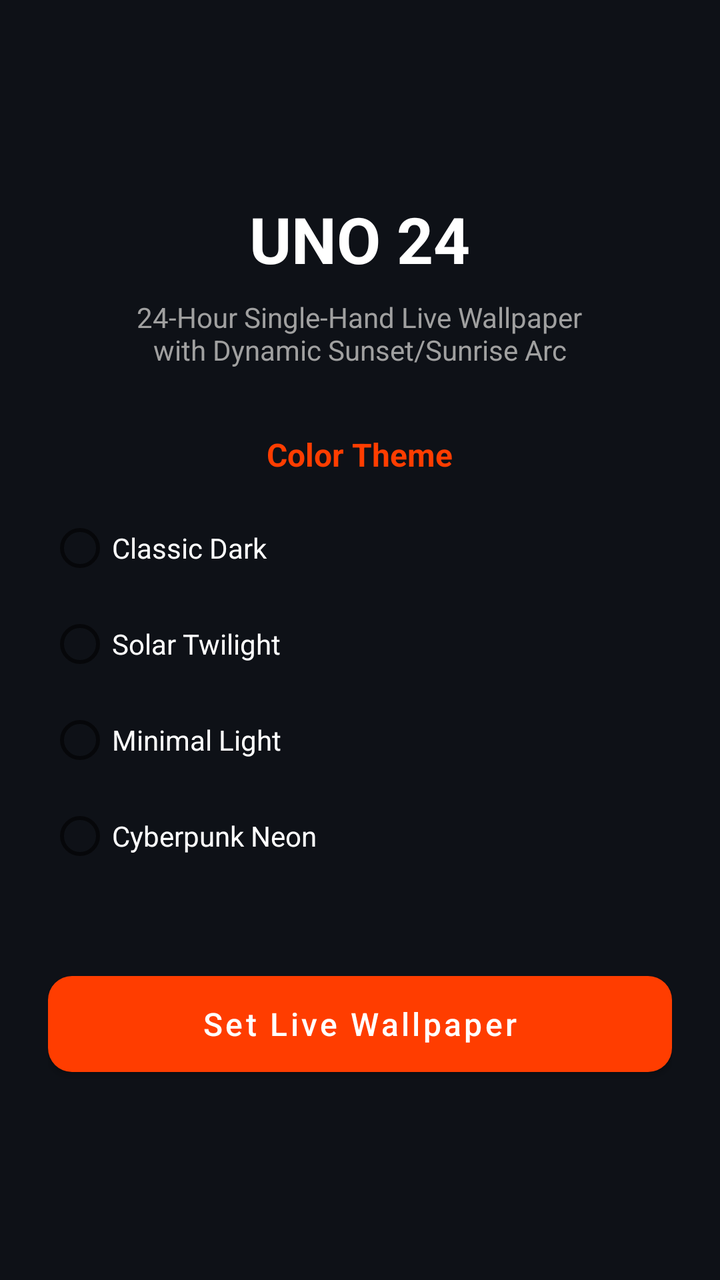
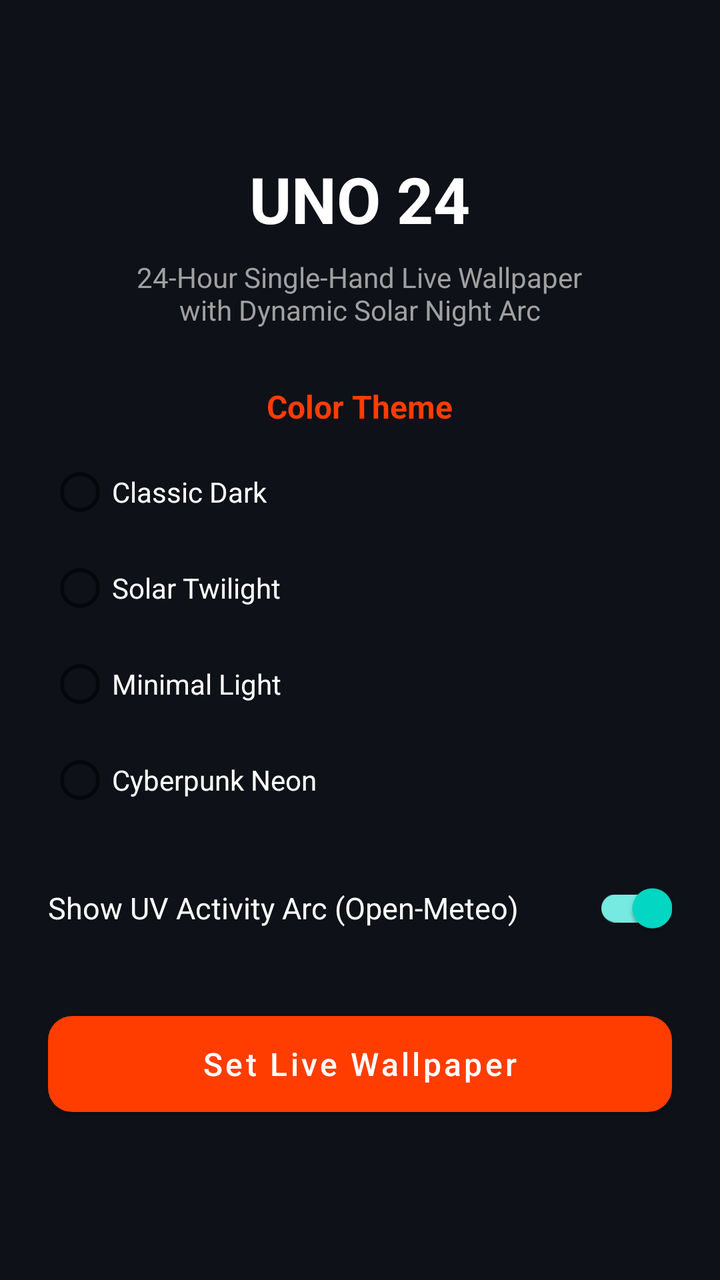

Compare the two renders of this Android layout. The source of the first and the diff that turns it into the second are given below.
<!-- AndroidManifest.xml: activity theme Theme.Uno24 -->
<!-- res/layout/activity_main.xml -->
<?xml version="1.0" encoding="utf-8"?>
<LinearLayout xmlns:android="http://schemas.android.com/apk/res/android"
    xmlns:app="http://schemas.android.com/apk/res-auto"
    android:layout_width="match_parent"
    android:layout_height="match_parent"
    android:background="#0E1117"
    android:gravity="center"
    android:orientation="vertical"
    android:padding="24dp">

    <TextView
        android:layout_width="wrap_content"
        android:layout_height="wrap_content"
        android:text="UNO 24"
        android:textColor="#FFFFFF"
        android:textSize="32sp"
        android:textStyle="bold" />

    <TextView
        android:layout_width="wrap_content"
        android:layout_height="wrap_content"
        android:layout_marginTop="8dp"
        android:gravity="center"
        android:text="24-Hour Single-Hand Live Wallpaper\nwith Dynamic Sunset/Sunrise Arc"
        android:textColor="#A0A0A0"
        android:textSize="14sp" />

    <TextView
        android:layout_width="wrap_content"
        android:layout_height="wrap_content"
        android:layout_marginTop="32dp"
        android:text="Color Theme"
        android:textColor="#FF3D00"
        android:textSize="16sp"
        android:textStyle="bold" />

    <RadioGroup
        android:id="@+id/rgThemeSelector"
        android:layout_width="match_parent"
        android:layout_height="wrap_content"
        android:layout_marginTop="12dp">

        <RadioButton
            android:id="@+id/rbClassicDark"
            android:layout_width="match_parent"
            android:layout_height="wrap_content"
            android:text="Classic Dark"
            android:textColor="#FFFFFF" />

        <RadioButton
            android:id="@+id/rbSolarGold"
            android:layout_width="match_parent"
            android:layout_height="wrap_content"
            android:text="Solar Twilight"
            android:textColor="#FFFFFF" />

        <RadioButton
            android:id="@+id/rbMonochromeLight"
            android:layout_width="match_parent"
            android:layout_height="wrap_content"
            android:text="Minimal Light"
            android:textColor="#FFFFFF" />

        <RadioButton
            android:id="@+id/rbCyberpunk"
            android:layout_width="match_parent"
            android:layout_height="wrap_content"
            android:text="Cyberpunk Neon"
            android:textColor="#FFFFFF" />
    </RadioGroup>

    <com.google.android.material.button.MaterialButton
        android:id="@+id/btnSetWallpaper"
        android:layout_width="match_parent"
        android:layout_height="60dp"
        android:layout_marginTop="40dp"
        android:text="Set Live Wallpaper"
        android:textAllCaps="false"
        android:textSize="16sp"
        app:cornerRadius="12dp" />

</LinearLayout>
<!-- resources referenced by this layout -->
<resources>
  <style name="Theme.Uno24" parent="Theme.MaterialComponents.DayNight.NoActionBar">
          <item name="colorPrimary">#FF3D00</item>
          <item name="colorPrimaryVariant">#D83000</item>
          <item name="colorOnPrimary">#FFFFFF</item>
          <item name="android:statusBarColor">#0E1117</item>
          <item name="android:navigationBarColor">#0E1117</item>
      </style>
</resources>

<!-- the commit's change to res/layout/activity_main.xml (unified diff, before → after) -->
@@ -21,14 +21,14 @@
         android:layout_height="wrap_content"
         android:layout_marginTop="8dp"
         android:gravity="center"
-        android:text="24-Hour Single-Hand Live Wallpaper\nwith Dynamic Sunset/Sunrise Arc"
+        android:text="24-Hour Single-Hand Live Wallpaper\nwith Dynamic Solar Night Arc"
         android:textColor="#A0A0A0"
         android:textSize="14sp" />
 
     <TextView
         android:layout_width="wrap_content"
         android:layout_height="wrap_content"
-        android:layout_marginTop="32dp"
+        android:layout_marginTop="28dp"
         android:text="Color Theme"
         android:textColor="#FF3D00"
         android:textSize="16sp"
@@ -38,7 +38,7 @@
         android:id="@+id/rgThemeSelector"
         android:layout_width="match_parent"
         android:layout_height="wrap_content"
-        android:layout_marginTop="12dp">
+        android:layout_marginTop="8dp">
 
         <RadioButton
             android:id="@+id/rbClassicDark"
@@ -69,11 +69,21 @@
             android:textColor="#FFFFFF" />
     </RadioGroup>
 
+    <com.google.android.material.switchmaterial.SwitchMaterial
+        android:id="@+id/switchUvArc"
+        android:layout_width="match_parent"
+        android:layout_height="wrap_content"
+        android:layout_marginTop="16dp"
+        android:checked="true"
+        android:text="Show UV Activity Arc (Open-Meteo)"
+        android:textColor="#FFFFFF"
+        android:textSize="15sp" />
+
     <com.google.android.material.button.MaterialButton
         android:id="@+id/btnSetWallpaper"
         android:layout_width="match_parent"
         android:layout_height="60dp"
-        android:layout_marginTop="40dp"
+        android:layout_marginTop="24dp"
         android:text="Set Live Wallpaper"
         android:textAllCaps="false"
         android:textSize="16sp"
